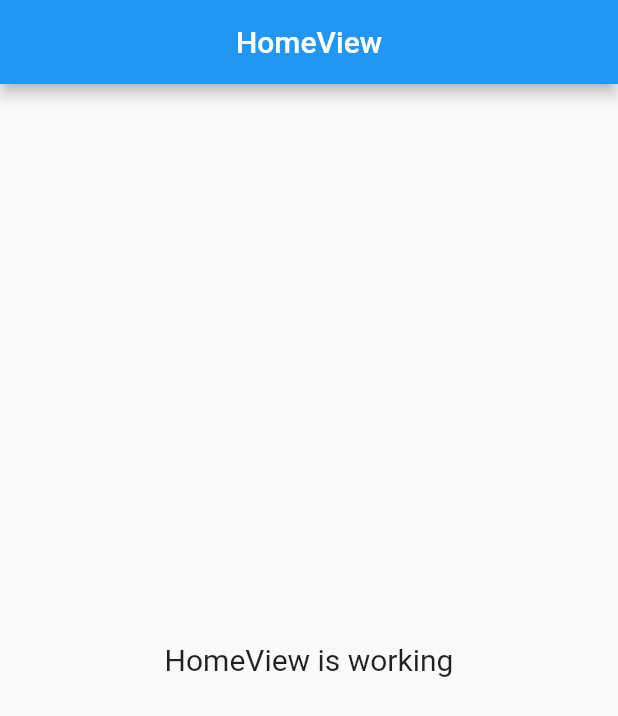
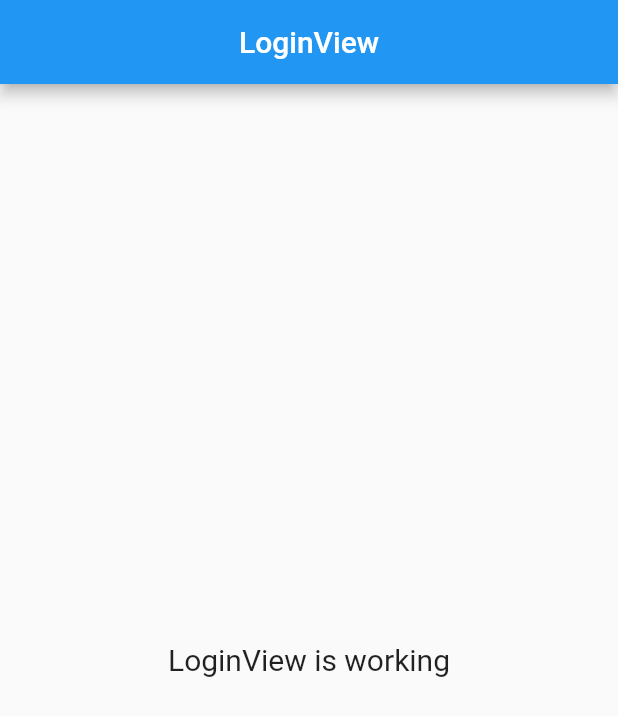
Before and after one commit to akromiafif/flutter_mytsel, a Flutter app: the screen it shows after launch, on a phone screen of 412 x 824 dp. Shown: the top 716 px of the screen. Run offline on Flutter 3.47's test engine with Material 2 defaults, Android fonts, the phone set to English and light mode, and no system bars; our stand-ins replace get.

Commit message:
add splashscreen

```diff
--- /dev/null
+++ b/lib/app/modules/login/views/login_view.dart
@@ -0,0 +1,23 @@
+import 'package:flutter/material.dart';
+
+import 'package:get/get.dart';
+
+import '../controllers/login_controller.dart';
+
+class LoginView extends GetView<LoginController> {
+  @override
+  Widget build(BuildContext context) {
+    return Scaffold(
+      appBar: AppBar(
+        title: Text('LoginView'),
+        centerTitle: true,
+      ),
+      body: Center(
+        child: Text(
+          'LoginView is working',
+          style: TextStyle(fontSize: 20),
+        ),
+      ),
+    );
+  }
+}
--- a/lib/app/routes/app_pages.dart
+++ b/lib/app/routes/app_pages.dart
@@ -2,6 +2,8 @@ import 'package:get/get.dart';
 
 import 'package:flutter_mytsel/app/modules/home/bindings/home_binding.dart';
 import 'package:flutter_mytsel/app/modules/home/views/home_view.dart';
+import 'package:flutter_mytsel/app/modules/login/bindings/login_binding.dart';
+import 'package:flutter_mytsel/app/modules/login/views/login_view.dart';
 
 part 'app_routes.dart';
 
@@ -16,5 +18,10 @@ class AppPages {
       page: () => HomeView(),
       binding: HomeBinding(),
     ),
+    GetPage(
+      name: _Paths.LOGIN,
+      page: () => LoginView(),
+      binding: LoginBinding(),
+    ),
   ];
 }
--- a/lib/app/routes/app_routes.dart
+++ b/lib/app/routes/app_routes.dart
@@ -5,8 +5,10 @@ abstract class Routes {
   Routes._();
 
   static const HOME = _Paths.HOME;
+  static const LOGIN = _Paths.LOGIN;
 }
 
 abstract class _Paths {
   static const HOME = '/home';
+  static const LOGIN = '/login';
 }
--- /dev/null
+++ b/lib/app/widget/splash.dart
@@ -0,0 +1,22 @@
+import 'package:flutter/material.dart';
+import 'package:get/get.dart';
+
+class SplashScreen extends StatelessWidget {
+  const SplashScreen({Key? key}) : super(key: key);
+
+  @override
+  Widget build(BuildContext context) {
+    return MaterialApp(
+      debugShowCheckedModeBanner: false,
+      home: Scaffold(
+        backgroundColor: Color(0xFFEC2028),
+        body: Center(
+            child: Container(
+          width: Get.width * 0.5,
+          height: Get.height * 0.5,
+          child: Image.asset("assets/logo/logo-splashscreen.png"),
+        )),
+      ),
+    );
+  }
+}
--- a/lib/main.dart
+++ b/lib/main.dart
@@ -1,15 +1,31 @@
 import 'package:flutter/material.dart';
+import 'package:flutter_mytsel/app/widget/splash.dart';
 
 import 'package:get/get.dart';
 
 import 'app/routes/app_pages.dart';
 
 void main() {
-  runApp(
-    GetMaterialApp(
-      title: "Application",
-      initialRoute: AppPages.INITIAL,
-      getPages: AppPages.routes,
-    ),
-  );
+  runApp(MyApp());
 }
+
+class MyApp extends StatelessWidget {
+  const MyApp({Key? key}) : super(key: key);
+
+  @override
+  Widget build(BuildContext context) {
+    return FutureBuilder(
+        future: Future.delayed(Duration(seconds: 3)),
+        builder: (context, snapshot) {
+          if (snapshot.connectionState == ConnectionState.waiting) {
+            return SplashScreen();
+          } else {
+            return GetMaterialApp(
+              title: "Application",
+              initialRoute: Routes.LOGIN,
+              getPages: AppPages.routes,
+            );
+          }
+        });
+  }
+}
--- a/pubspec.yaml
+++ b/pubspec.yaml
@@ -3,7 +3,7 @@ version: 1.0.0+1
 publish_to: none
 description: A new Flutter project.
 environment:
-  sdk: '>=2.17.1 <3.0.0'
+  sdk: ">=2.17.1 <3.0.0"
 
 dependencies:
   cupertino_icons: ^1.0.2
@@ -18,3 +18,5 @@ dev_dependencies:
 
 flutter:
   uses-material-design: true
+  assets:
+    - assets/logo/
```
Also changed, not shown: lib/app/modules/login/bindings/login_binding.dart (added, +12 -0 lines), lib/app/modules/login/controllers/login_controller.dart (added, +20 -0 lines), assets/logo/logo-splashscreen.png (added).
